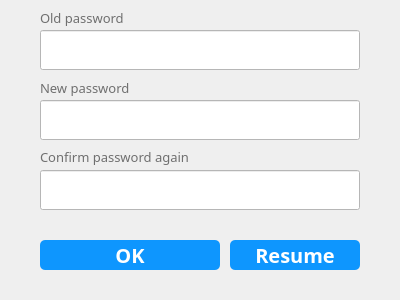
Qt form ui/password.ui (Josefina-Hernandez/akt_hr_tool) before a commit.
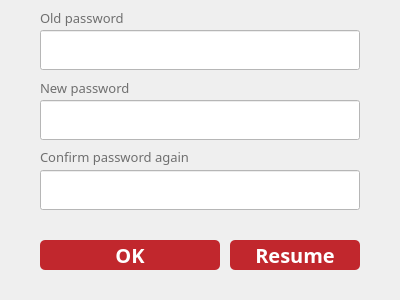
The same form after that commit.

Diff of the .ui file:
```diff
--- a/ui/password.ui
+++ b/ui/password.ui
@@ -268,7 +268,7 @@
     /*字体颜色为白色*/    
     color:white;
     /*背景颜色*/  
-    background-color:rgb(14 , 150 , 254);
+    background-color:#C1272D;
     /*边框圆角半径为8像素*/ 
     border-radius:5px;
 }
@@ -325,7 +325,7 @@
     /*字体颜色为白色*/    
     color:white;
     /*背景颜色*/  
-    background-color:rgb(14 , 150 , 254);
+    background-color:#C1272D;
     /*边框圆角半径为8像素*/ 
     border-radius:5px;
 }
```
Left out of the diff: 8 changed lines with no effect on the pictures.
